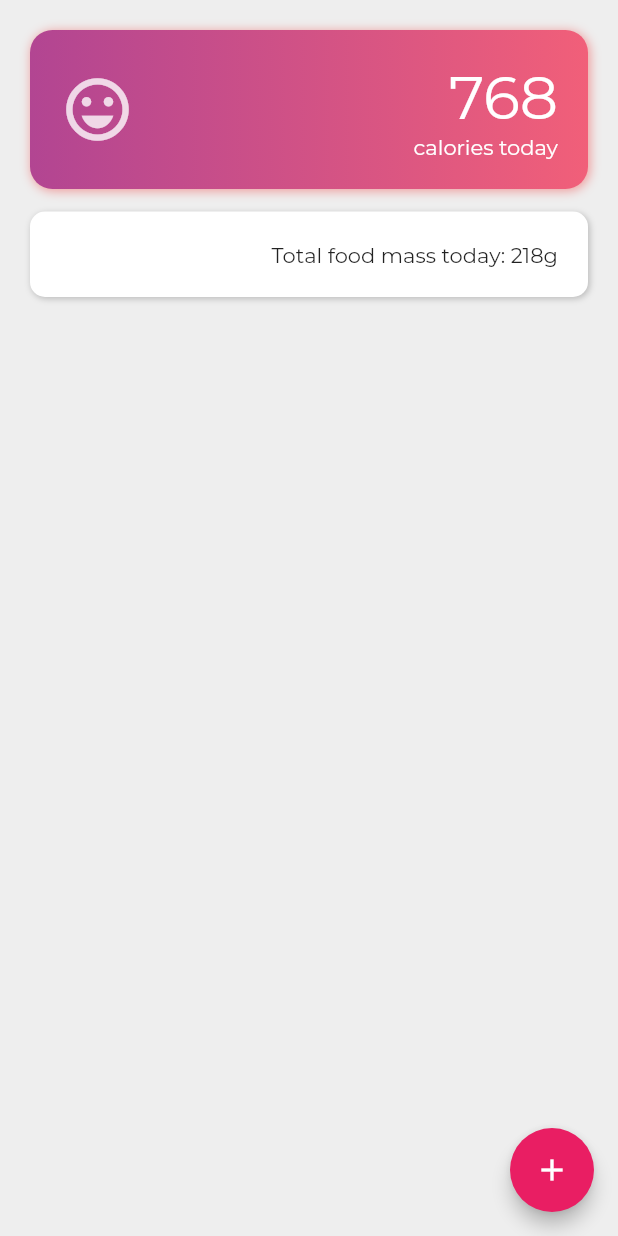
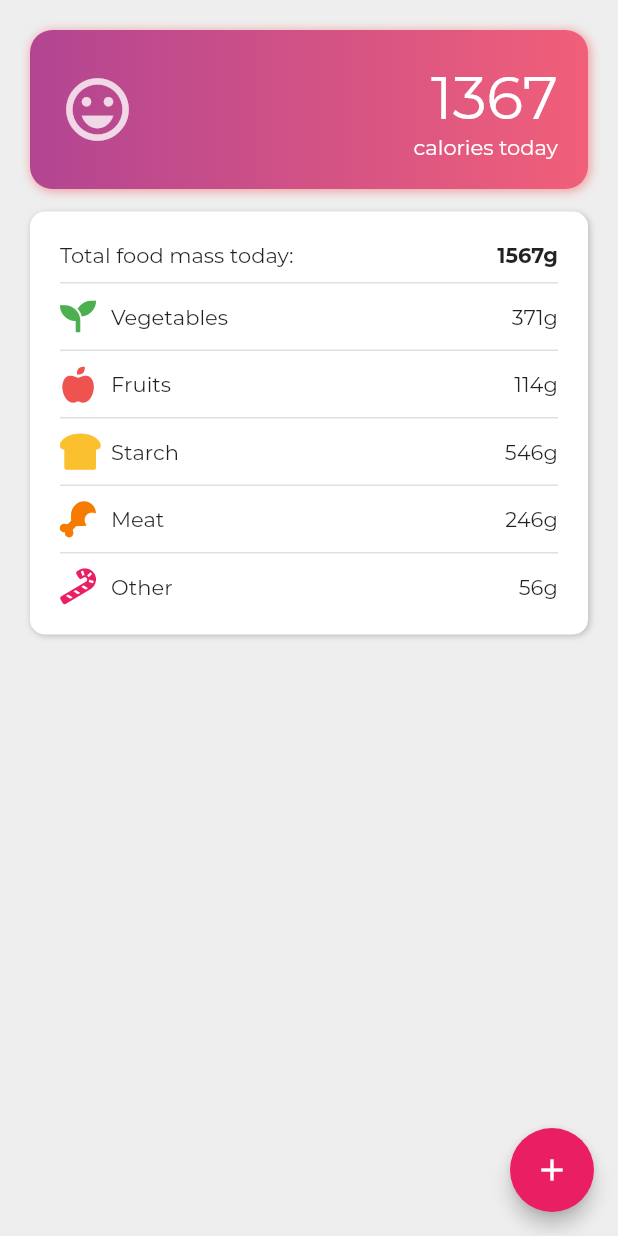
Before and after one commit to codeofmochi/kcal, a Flutter app: the screen it shows after launch, on a phone screen of 412 x 824 dp. Run offline on Flutter 3.47's test engine with Material 2 defaults, Android fonts, the phone set to English and light mode, and no system bars; our stand-ins replace font_awesome_flutter, gradient_widgets.

Commit message:
Add daily stats

```diff
--- a/lib/home.dart
+++ b/lib/home.dart
@@ -54,7 +54,7 @@ class TodayCounter extends StatelessWidget {
             crossAxisAlignment: CrossAxisAlignment.end,
             children: [
               Text(
-                "768",
+                "1367",
                 style: TextStyle(
                   fontSize: 40,
                   color: Colors.white,
@@ -78,12 +78,142 @@ class TodayCounter extends StatelessWidget {
 class TodayStats extends StatelessWidget {
   Widget build(BuildContext context) {
     return FancyCard(
-      padding: EdgeInsets.all(20),
+      padding: const EdgeInsets.all(20),
       borderRadius: 10,
       child: Column(
         crossAxisAlignment: CrossAxisAlignment.end,
         children: <Widget>[
-          Text("Total food mass today: 218g"),
+          Padding(
+            padding: const EdgeInsets.only(bottom: 10),
+            child: Row(
+              children: <Widget>[
+                Expanded(child: Text("Total food mass today:")),
+                Text(
+                  "1567g",
+                  style: TextStyle(fontWeight: FontWeight.bold),
+                ),
+              ],
+            ),
+          ),
+          Container(
+            child: Padding(
+              padding: const EdgeInsets.only(top: 10, bottom: 10),
+              child: Row(
+                children: <Widget>[
+                  Padding(
+                    padding: const EdgeInsets.only(right: 10),
+                    child: Icon(FontAwesomeIcons.seedling, color: Colors.green),
+                  ),
+                  Text("Vegetables"),
+                  Expanded(child: Text("371g", textAlign: TextAlign.end)),
+                ],
+              ),
+            ),
+            decoration: BoxDecoration(
+              border: Border(
+                top: BorderSide(
+                  width: 1,
+                  color: Colors.grey[300],
+                ),
+              ),
+            ),
+          ),
+          Container(
+            child: Padding(
+              padding: const EdgeInsets.only(top: 10, bottom: 10),
+              child: Row(
+                children: <Widget>[
+                  Padding(
+                    padding: const EdgeInsets.only(right: 10),
+                    child:
+                        Icon(FontAwesomeIcons.appleAlt, color: Colors.red[400]),
+                  ),
+                  Text("Fruits"),
+                  Expanded(child: Text("114g", textAlign: TextAlign.end)),
+                ],
+              ),
+            ),
+            decoration: BoxDecoration(
+              border: Border(
+                top: BorderSide(
+                  width: 1,
+                  color: Colors.grey[300],
+                ),
+              ),
+            ),
+          ),
+          Container(
+            child: Padding(
+              padding: const EdgeInsets.only(top: 10, bottom: 10),
+              child: Row(
+                children: <Widget>[
+                  Padding(
+                    padding: const EdgeInsets.only(right: 10),
+                    child: Icon(FontAwesomeIcons.breadSlice,
+                        color: Colors.yellow[700]),
+                  ),
+                  Text("Starch"),
+                  Expanded(child: Text("546g", textAlign: TextAlign.end)),
+                ],
+              ),
+            ),
+            decoration: BoxDecoration(
+              border: Border(
+                top: BorderSide(
+                  width: 1,
+                  color: Colors.grey[300],
+                ),
+              ),
+            ),
+          ),
+          Container(
+            child: Padding(
+              padding: const EdgeInsets.only(top: 10, bottom: 10),
+              child: Row(
+                children: <Widget>[
+                  Padding(
+                    padding: const EdgeInsets.only(right: 10),
+                    child: Icon(FontAwesomeIcons.drumstickBite,
+                        color: Colors.orange[700]),
+                  ),
+                  Text("Meat"),
+                  Expanded(child: Text("246g", textAlign: TextAlign.end)),
+                ],
+              ),
+            ),
+            decoration: BoxDecoration(
+              border: Border(
+                top: BorderSide(
+                  width: 1,
+                  color: Colors.grey[300],
+                ),
+              ),
+            ),
+          ),
+          Container(
+            child: Padding(
+              padding: const EdgeInsets.only(top: 10),
+              child: Row(
+                children: <Widget>[
+                  Padding(
+                    padding: const EdgeInsets.only(right: 10),
+                    child: Icon(FontAwesomeIcons.candyCane,
+                        color: Colors.pink),
+                  ),
+                  Text("Other"),
+                  Expanded(child: Text("56g", textAlign: TextAlign.end)),
+                ],
+              ),
+            ),
+            decoration: BoxDecoration(
+              border: Border(
+                top: BorderSide(
+                  width: 1,
+                  color: Colors.grey[300],
+                ),
+              ),
+            ),
+          )
         ],
       ),
       backgroundColor: Colors.white,
```
